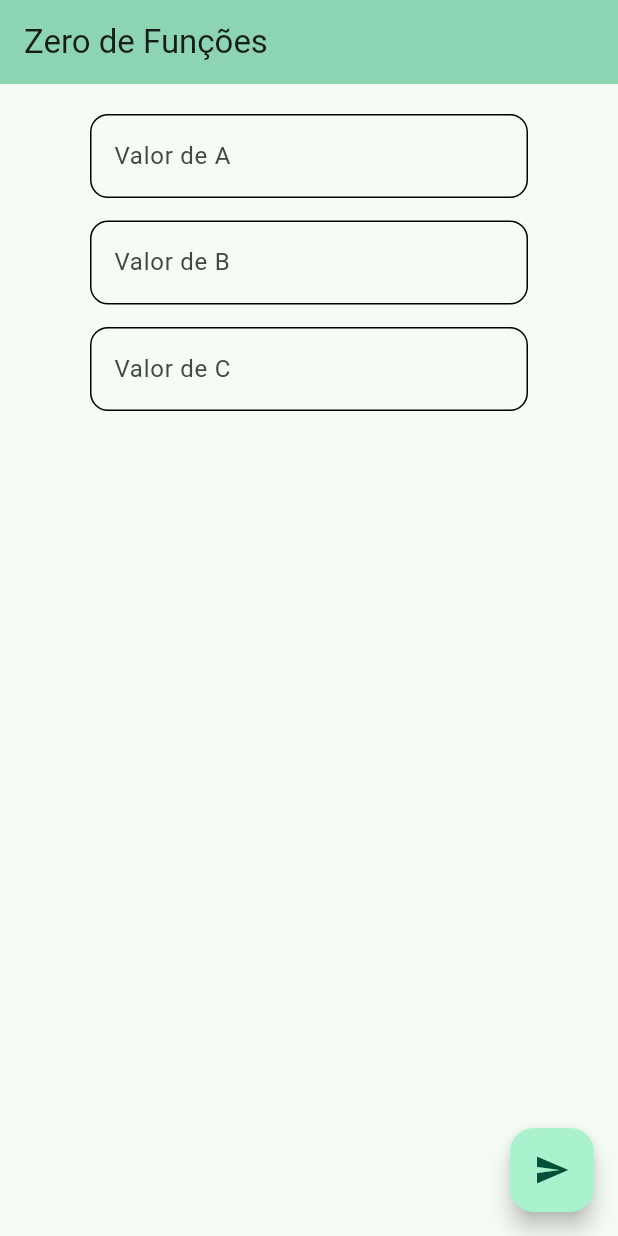
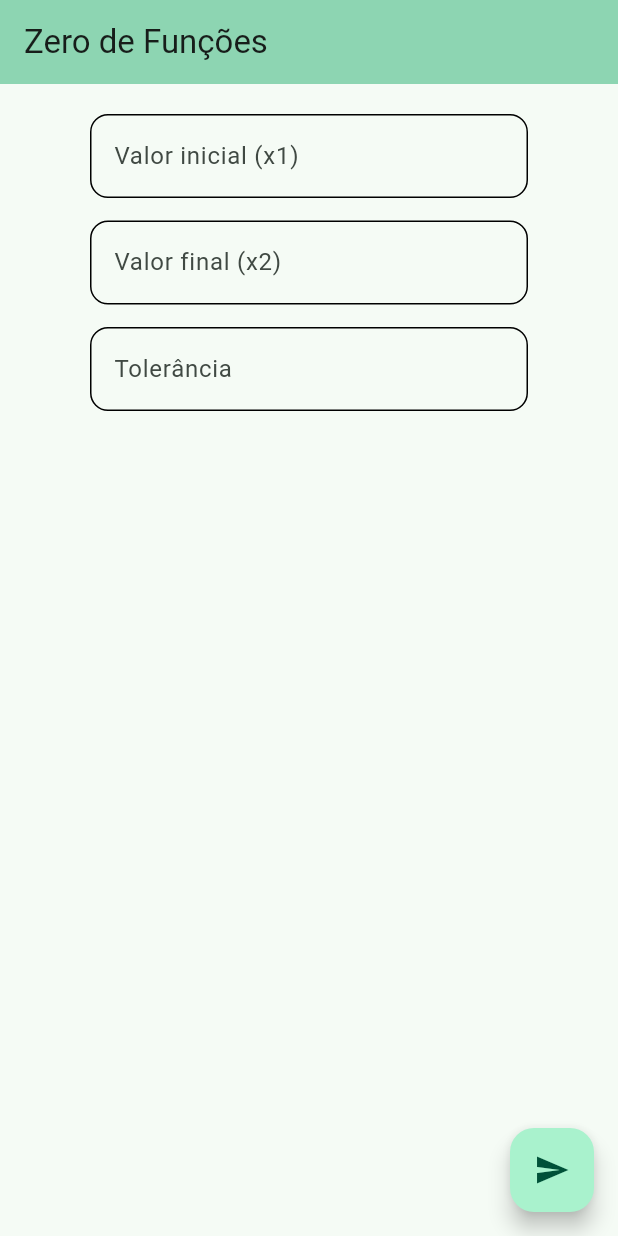
Before and after one commit to MuriloVantini/implementacao_zero_de_funcoes, a Flutter app: the screen it shows after launch, on a phone screen of 412 x 824 dp. Run offline on Flutter 3.47's test engine with Material 3 defaults, Android fonts, the light colour scheme and no system bars.

Commit message:
fix: consertar cálculo para utilizar seno

```diff
--- a/lib/main.dart
+++ b/lib/main.dart
@@ -43,9 +43,9 @@
 
 class _MyHomePageState extends State<MyHomePage> {
   GlobalKey<FormState> formKey = GlobalKey<FormState>();
-  TextEditingController aController = TextEditingController();
-  TextEditingController bController = TextEditingController();
-  TextEditingController cController = TextEditingController();
+  TextEditingController x0Controller = TextEditingController();
+  TextEditingController x1Controller = TextEditingController();
+  TextEditingController erroController = TextEditingController();
   String result = '';
 
   double secante(Function f, double x0, double x1, {double tol = 1e-5, int maxIter = 100}) {
@@ -71,16 +71,16 @@
     return double.nan; // Não convergiu
   }
 
-  void get _calculateRoot {
-    final double a = double.parse(aController.text);
-    final double b = double.parse(bController.text);
-    final double c = double.parse(cController.text);
+  void _calculateRoot() {
+    final double x0 = double.parse(x0Controller.text);
+    final double x1 = double.parse(x1Controller.text);
+    final double tol = double.parse(erroController.text);
 
-    // Definindo a função quadrática f(x) = Ax^2 + Bx + C
-    double f(double x) => a * pow(x, 2) + b * x + c;
+    // Função seno f(x) = sin(x)
+    double f(double x) => sin(x);
 
-    // Usando aproximações iniciais
-    double raiz = secante(f, 0.0, 1.0);
+    // Chamando o método da secante com os valores fornecidos pelo usuário
+    double raiz = secante(f, x0, x1, tol: tol);
 
     setState(() {
       if (raiz.isNaN) {
@@ -106,9 +106,8 @@
             crossAxisAlignment: CrossAxisAlignment.center,
             children: <Widget>[
               TextFormField(
-                controller: aController,
-                decoration: const InputDecoration(labelText: 'Valor de A'),
-                inputFormatters: [FilteringTextInputFormatter.digitsOnly],
+                controller: x0Controller,
+                decoration: const InputDecoration(labelText: 'Valor inicial (x1)'),
                 validator: (value) {
                   if (value == null || value.isEmpty) {
                     return 'Insira um valor.';
@@ -118,9 +117,8 @@
               ),
               const SizedBox(height: 15),
               TextFormField(
-                controller: bController,
-                decoration: const InputDecoration(labelText: 'Valor de B'),
-                inputFormatters: [FilteringTextInputFormatter.digitsOnly],
+                controller: x1Controller,
+                decoration: const InputDecoration(labelText: 'Valor final (x2)'),
                 validator: (value) {
                   if (value == null || value.isEmpty) {
                     return 'Insira um valor.';
@@ -130,9 +128,8 @@
               ),
               const SizedBox(height: 15),
               TextFormField(
-                controller: cController,
-                decoration: const InputDecoration(labelText: 'Valor de C'),
-                inputFormatters: [FilteringTextInputFormatter.digitsOnly],
+                controller: erroController,
+                decoration: const InputDecoration(labelText: 'Tolerância'),
                 validator: (value) {
                   if (value == null || value.isEmpty) {
                     return 'Insira um valor.';
```
